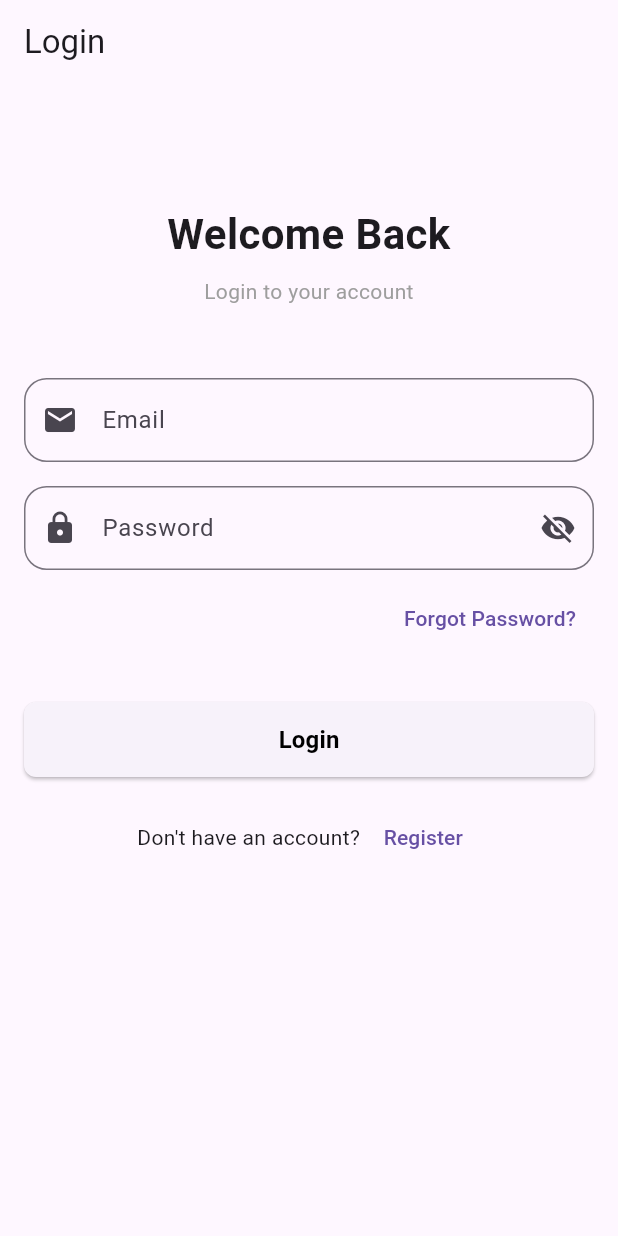
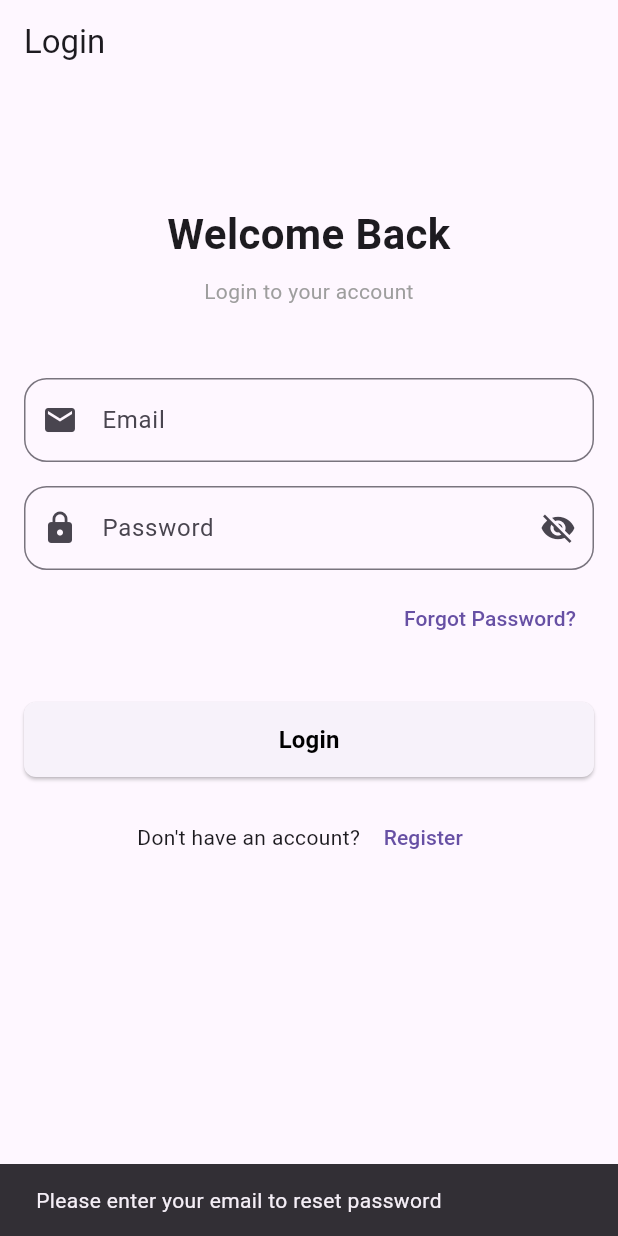
Before and after one commit to sayedulmorsalin/Talksy, a Flutter app: the screen it shows after launch, after a tap on "Forgot Password?", on a phone screen of 412 x 824 dp. Run offline on Flutter 3.47's test engine with Material 3 defaults, Android fonts, the phone set to English and light mode, and no system bars; our stand-ins replace firebase_auth, firebase_core; accounts and stored records are empty.

Commit message:
authentication and splash screen added

```diff
--- a/lib/main.dart
+++ b/lib/main.dart
@@ -1,8 +1,12 @@
 import 'package:flutter/material.dart';
+import 'package:firebase_core/firebase_core.dart';
+import 'package:talksy/firebase_options.dart';
 import 'package:talksy/app/routes/routes.dart';
-import 'package:talksy/views/login.dart';
+import 'package:talksy/views/splash_screen.dart';
 
-void main() {
+Future<void> main() async {
+  WidgetsFlutterBinding.ensureInitialized();
+  await Firebase.initializeApp(options: DefaultFirebaseOptions.currentPlatform);
   runApp(const MyApp());
 }
 
@@ -13,7 +17,7 @@ class MyApp extends StatelessWidget {
   Widget build(BuildContext context) {
     return MaterialApp(
       debugShowCheckedModeBanner: false,
-      home: const LoginView(),
+      home: const SplashScreen(),
       routes: AppRoutes.routes,
       onGenerateRoute: AppRoutes.onGenerateRoute,
     );
--- /dev/null
+++ b/lib/services/firebase_auth.dart
@@ -0,0 +1,80 @@
+import 'package:firebase_auth/firebase_auth.dart';
+
+class FirebaseAuthService {
+  FirebaseAuthService._privateConstructor();
+
+  static final FirebaseAuthService instance =
+      FirebaseAuthService._privateConstructor();
+
+  final FirebaseAuth _auth = FirebaseAuth.instance;
+
+  User? get currentUser => _auth.currentUser;
+
+  Stream<User?> authStateChanges() => _auth.authStateChanges();
+
+  Future<UserCredential> signInWithEmail({
+    required String email,
+    required String password,
+  }) async {
+    try {
+      return await _auth.signInWithEmailAndPassword(
+        email: email,
+        password: password,
+      );
+    } on FirebaseAuthException {
+      rethrow;
+    }
+  }
+
+  Future<UserCredential> signUpWithEmail({
+    required String email,
+    required String password,
+  }) async {
+    try {
+      return await _auth.createUserWithEmailAndPassword(
+        email: email,
+        password: password,
+      );
+    } on FirebaseAuthException {
+      rethrow;
+    }
+  }
+
+  Future<void> signOut() async {
+    await _auth.signOut();
+  }
+
+  Future<void> sendPasswordResetEmail(String email) async {
+    await _auth.sendPasswordResetEmail(email: email);
+  }
+
+  Future<UserCredential> reauthenticateWithEmail({
+    required String email,
+    required String password,
+  }) async {
+    final user = _auth.currentUser;
+    if (user == null)
+      throw FirebaseAuthException(
+        code: 'no-user',
+        message: 'No user is signed in',
+      );
+
+    final credential = EmailAuthProvider.credential(
+      email: email,
+      password: password,
+    );
+    return await user.reauthenticateWithCredential(credential);
+  }
+
+  Future<void> deleteAccount() async {
+    final user = _auth.currentUser;
+    if (user == null) return;
+    await user.delete();
+  }
+
+  Future<String?> getIdToken({bool forceRefresh = false}) async {
+    final user = _auth.currentUser;
+    if (user == null) return null;
+    return await user.getIdToken(forceRefresh);
+  }
+}
--- a/lib/views/login.dart
+++ b/lib/views/login.dart
@@ -1,6 +1,8 @@
 import 'package:flutter/material.dart';
 import 'package:talksy/components/textfield.dart';
 import 'package:talksy/components/button.dart';
+import 'package:talksy/services/firebase_auth.dart';
+import 'package:firebase_auth/firebase_auth.dart';
 
 class LoginView extends StatefulWidget {
   const LoginView({Key? key}) : super(key: key);
@@ -13,6 +15,7 @@ class _LoginViewState extends State<LoginView> {
   final _formKey = GlobalKey<FormState>();
   late TextEditingController _emailController;
   late TextEditingController _passwordController;
+  bool _isLoading = false;
 
   @override
   void initState() {
@@ -26,6 +29,51 @@ class _LoginViewState extends State<LoginView> {
     _emailController.dispose();
     _passwordController.dispose();
     super.dispose();
+  }
+
+  Future<void> _handlePasswordReset() async {
+    final email = _emailController.text.trim();
+    if (email.isEmpty) {
+      ScaffoldMessenger.of(context).showSnackBar(
+        const SnackBar(
+          content: Text('Please enter your email to reset password'),
+        ),
+      );
+      return;
+    }
+    try {
+      await FirebaseAuthService.instance.sendPasswordResetEmail(email);
+      ScaffoldMessenger.of(context).showSnackBar(
+        const SnackBar(content: Text('Password reset email sent')),
+      );
+    } on FirebaseAuthException catch (e) {
+      ScaffoldMessenger.of(context).showSnackBar(
+        SnackBar(content: Text(e.message ?? 'Failed to send reset email')),
+      );
+    }
+  }
+
+  Future<void> _handleLogin() async {
+    if (!_formKey.currentState!.validate()) return;
+    setState(() => _isLoading = true);
+    try {
+      await FirebaseAuthService.instance.signInWithEmail(
+        email: _emailController.text.trim(),
+        password: _passwordController.text,
+      );
+      if (!mounted) return;
+      Navigator.of(context).pushReplacementNamed('/home');
+    } on FirebaseAuthException catch (e) {
+      ScaffoldMessenger.of(
+        context,
+      ).showSnackBar(SnackBar(content: Text(e.message ?? 'Login failed')));
+    } catch (e) {
+      ScaffoldMessenger.of(context).showSnackBar(
+        const SnackBar(content: Text('An unexpected error occurred')),
+      );
+    } finally {
+      if (mounted) setState(() => _isLoading = false);
+    }
   }
 
   @override
@@ -90,21 +138,20 @@ class _LoginViewState extends State<LoginView> {
               Align(
                 alignment: Alignment.centerRight,
                 child: TextButton(
-                  onPressed: () {},
+                  onPressed: () {
+                    _handlePasswordReset();
+                  },
                   child: const Text('Forgot Password?'),
                 ),
               ),
               const SizedBox(height: 32),
 
               CustomButton(
-                label: 'Login',
+                label: _isLoading ? 'Signing in...' : 'Login',
+                isLoading: _isLoading,
                 onPressed: () {
-                  if (_formKey.currentState!.validate()) {
-                    Navigator.of(context).pushReplacementNamed('/home');
-                    ScaffoldMessenger.of(context).showSnackBar(
-                      const SnackBar(content: Text('Login submitted')),
-                    );
-                  }
+                  if (_isLoading) return;
+                  _handleLogin();
                 },
               ),
               const SizedBox(height: 16),
--- /dev/null
+++ b/lib/views/splash_screen.dart
@@ -0,0 +1,110 @@
+import 'package:flutter/material.dart';
+import 'package:talksy/services/firebase_auth.dart';
+
+class SplashScreen extends StatefulWidget {
+  const SplashScreen({Key? key}) : super(key: key);
+
+  @override
+  State<SplashScreen> createState() => _SplashScreenState();
+}
+
+class _SplashScreenState extends State<SplashScreen>
+    with SingleTickerProviderStateMixin {
+  late final AnimationController _controller;
+  late final Animation<double> _animation;
+
+  @override
+  void initState() {
+    super.initState();
+    _controller = AnimationController(
+      vsync: this,
+      duration: const Duration(milliseconds: 900),
+    );
+    _animation = CurvedAnimation(parent: _controller, curve: Curves.easeOut);
+    _controller.forward();
+
+    // After animation completes (plus a brief pause) check auth and navigate.
+    _controller.addStatusListener((status) {
+      if (status == AnimationStatus.completed) {
+        Future.delayed(
+          const Duration(milliseconds: 500),
+          _checkAuthAndNavigate,
+        );
+      }
+    });
+  }
+
+  Future<void> _checkAuthAndNavigate() async {
+    final user = FirebaseAuthService.instance.currentUser;
+    if (!mounted) return;
+    if (user != null) {
+      Navigator.of(context).pushReplacementNamed('/home');
+    } else {
+      Navigator.of(context).pushReplacementNamed('/login');
+    }
+  }
+
+  @override
+  void dispose() {
+    _controller.dispose();
+    super.dispose();
+  }
+
+  @override
+  Widget build(BuildContext context) {
+    final theme = Theme.of(context);
+    return Scaffold(
+      backgroundColor: theme.scaffoldBackgroundColor,
+      body: Center(
+        child: FadeTransition(
+          opacity: _animation,
+          child: ScaleTransition(
+            scale: _animation,
+            child: Column(
+              mainAxisSize: MainAxisSize.min,
+              children: [
+                Container(
+                  width: 96,
+                  height: 96,
+                  decoration: BoxDecoration(
+                    color: const Color(0xFF075E54),
+                    shape: BoxShape.circle,
+                    boxShadow: [
+                      BoxShadow(
+                        color: Colors.black.withOpacity(0.15),
+                        blurRadius: 8,
+                        offset: const Offset(0, 4),
+                      ),
+                    ],
+                  ),
+                  child: const Center(
+                    child: Text(
+                      'T',
+                      style: TextStyle(
+                        color: Colors.white,
+                        fontSize: 40,
+                        fontWeight: FontWeight.bold,
+                      ),
+                    ),
+                  ),
+                ),
+                const SizedBox(height: 16),
+                const Text(
+                  'Talksy',
+                  style: TextStyle(fontSize: 22, fontWeight: FontWeight.bold),
+                ),
+                const SizedBox(height: 8),
+                Text(
+                  'Connecting...',
+                  style: TextStyle(
+                    color: theme.textTheme.bodySmall?.color?.withOpacity(0.7),
+                  ),
+                ),
+              ],
+            ),
+          ),
+        ),
+      ),
+    );
+  }
+}
--- a/pubspec.yaml
+++ b/pubspec.yaml
@@ -35,6 +35,8 @@ dependencies:
   # Use with the CupertinoIcons class for iOS style icons.
   cupertino_icons: ^1.0.8
   firebase_core: ^4.4.0
+  firebase_auth: ^6.1.4
+  cloud_firestore: ^6.1.2
 
 dev_dependencies:
   flutter_test:
```
Also changed, not shown: lib/views/register.dart (+32 -6 lines), pubspec.lock, 3 other files.
